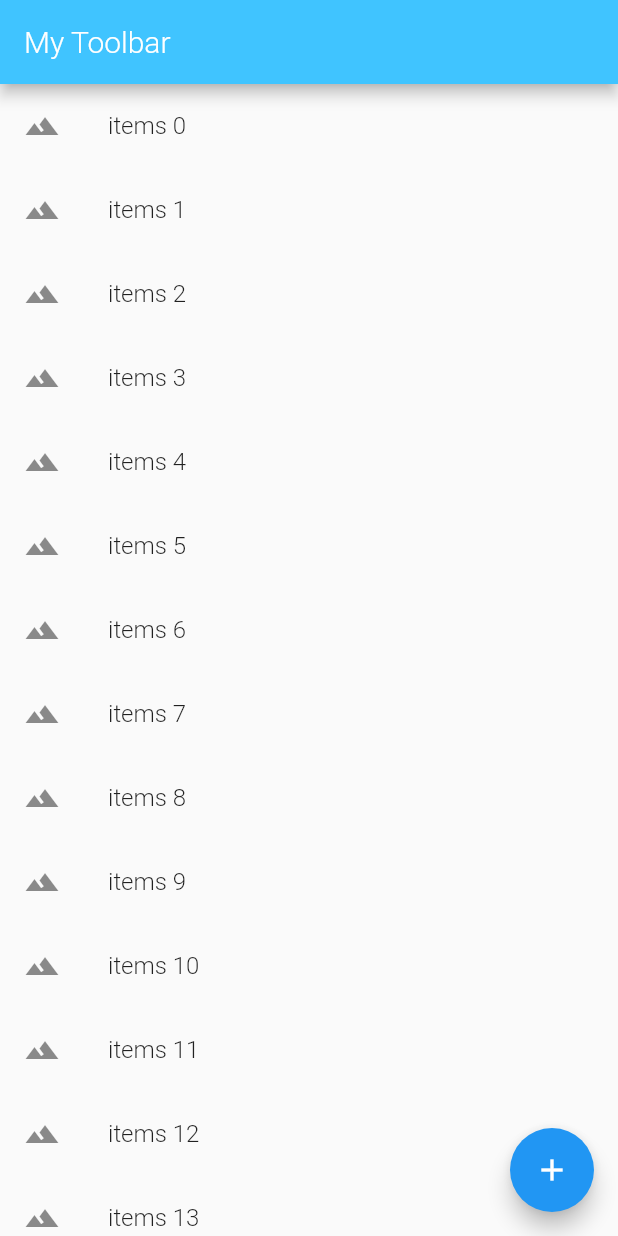
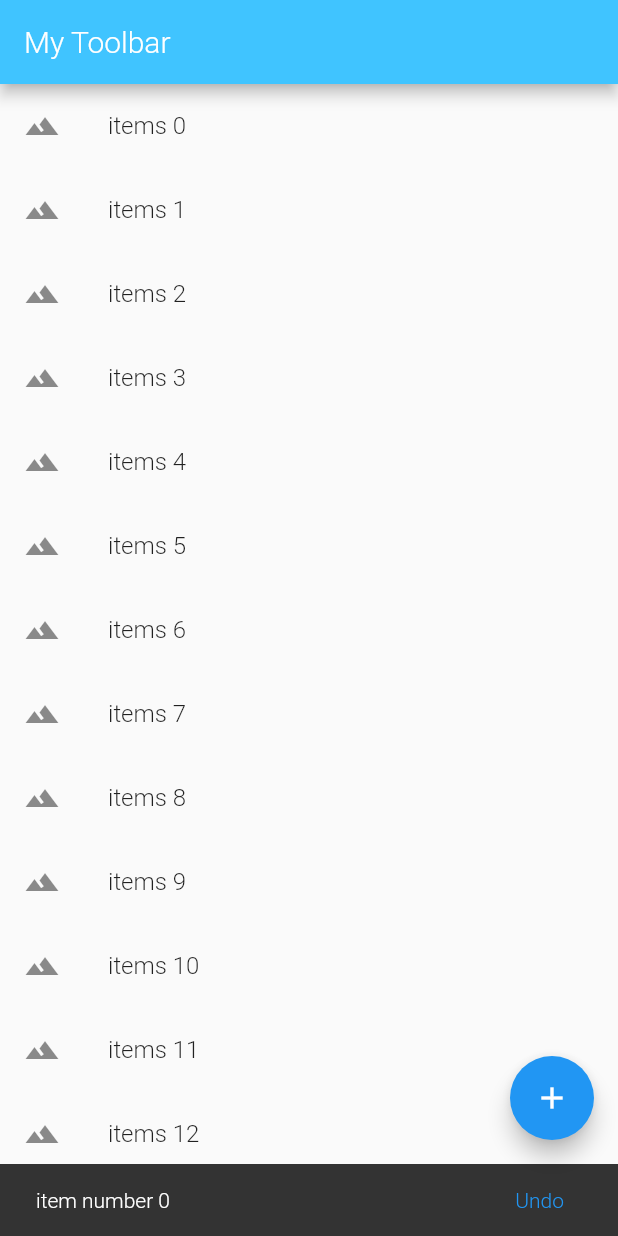
Before and after one commit to pavelsust/flutter_app, a Flutter app: the screen it shows after launch, after a tap on an icon or button, on a phone screen of 412 x 824 dp. Run offline on Flutter 3.47's test engine with Material 2 defaults, Android fonts, the phone set to English and light mode, and no system bars.

Commit message:
list added

```diff
--- a/lib/app/screen/ShowListView.dart
+++ b/lib/app/screen/ShowListView.dart
@@ -4,20 +4,50 @@ import 'package:flutter/material.dart';
 class ShowListView extends StatelessWidget {
   @override
   Widget build(BuildContext context) {
-
     var myItems = makeList();
     var listContainer = Container(
       child: ListView.builder(itemBuilder: (context, index) {
         return ListTile(
           leading: Icon(Icons.landscape),
           title: Text(myItems[index]),
-          onTap: (){
+          onTap: () {
             debugPrint('click position $index and item is ${myItems[index]}');
+            showSnakebar(context, index);
           },
         );
       }),
     );
     return listContainer;
+  }
+
+  void showSnakebar(BuildContext context, var item) {
+    var snackBar = SnackBar(
+      content: Text('item number ${item}'),
+      action: SnackBarAction(
+        label: 'Undo',
+        onPressed: () {
+          debugPrint('Performing dummy Undo operation');
+          showUndoSnackBar(context, item);
+        },
+      ),
+    );
+    Scaffold.of(context).showSnackBar(snackBar);
+  }
+
+  void showUndoSnackBar(BuildContext context, var item) {
+    var snackBar = SnackBar(
+      content: Text(
+        '$item undo done',
+        textDirection: TextDirection.rtl,
+        style: TextStyle(
+          color: Colors.lightBlue,
+          fontSize: 10,
+        ),
+      ),
+      backgroundColor: Colors.deepPurple,
+    );
+
+    Scaffold.of(context).showSnackBar(snackBar);
   }
 }
 
```
